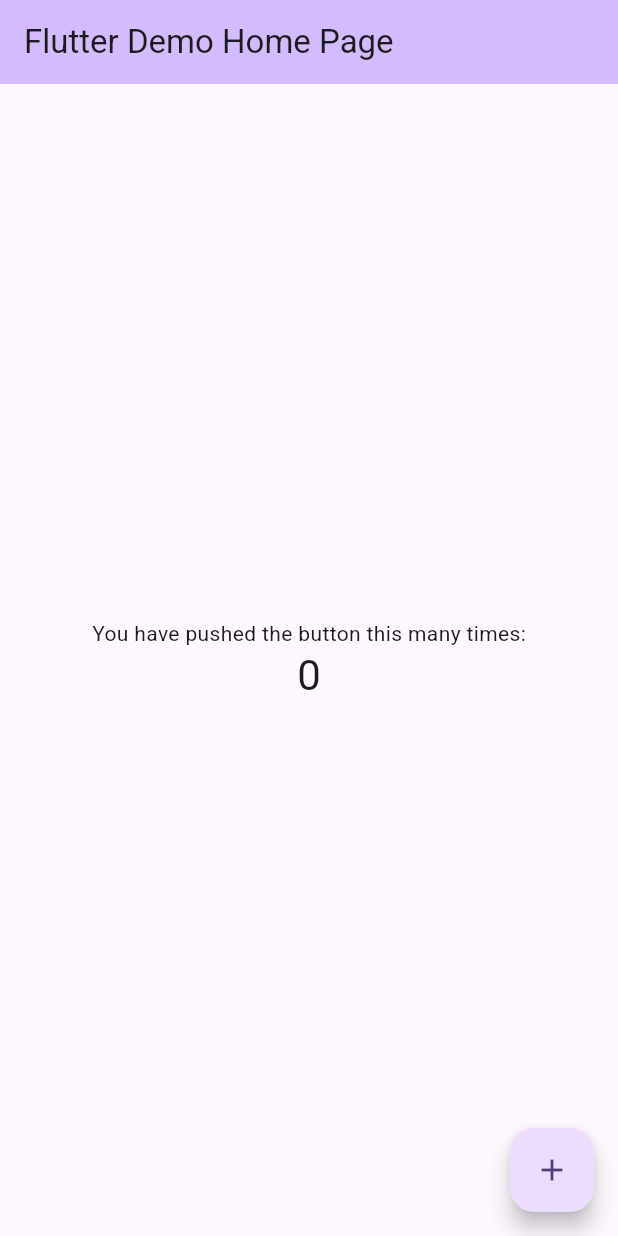
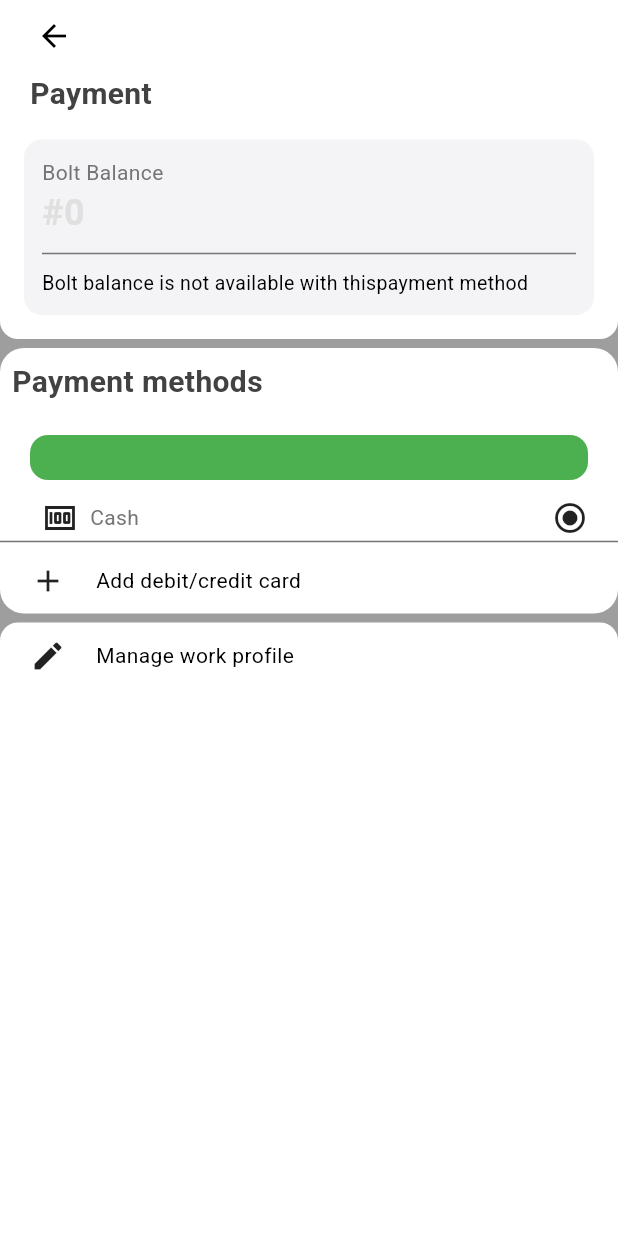
Before and after one commit to Eznira/bolt_ui, a Flutter app: the screen it shows after launch, on a phone screen of 412 x 824 dp. Run offline on Flutter 3.47's test engine with Material 3 defaults, Android fonts, the phone set to English and light mode, and no system bars.

Commit message:
added: my trip and payment screens

```diff
--- /dev/null
+++ b/devtools_options.yaml
@@ -0,0 +1,3 @@
+description: This file stores settings for Dart & Flutter DevTools.
+documentation: https://docs.flutter.dev/tools/devtools/extensions#configure-extension-enablement-states
+extensions:
--- a/lib/constants/app_color.dart
+++ b/lib/constants/app_color.dart
@@ -6,3 +6,49 @@
   static const Color grey = Color(0xFFF4F4F6); //athens grey
   static const Color white = Colors.white;
 }
+
+class AppTextStyle {
+  static final title1 = TextStyle(
+    color: Colors.grey.shade800,
+    fontWeight: FontWeight.w700,
+    fontSize: 20,
+  );
+
+  static final title2 = TextStyle(
+    color: Colors.grey.shade700,
+    fontWeight: FontWeight.bold,
+    fontSize: 16,
+  );
+
+  static final title3 = TextStyle(
+    color: Colors.grey.shade800,
+    fontWeight: FontWeight.bold,
+    fontSize: 14,
+  );
+  static final title4 = TextStyle(
+    color: Colors.grey.shade300,
+    fontWeight: FontWeight.bold,
+    fontSize: 24,
+  );
+
+  static final body1 = TextStyle(
+    color: Colors.grey.shade800,
+    fontWeight: FontWeight.w500,
+    fontSize: 14,
+  );
+  static final body2 = TextStyle(
+    color: Colors.grey.shade600,
+    fontWeight: FontWeight.w500,
+    fontSize: 12,
+  );
+  static final body3 = TextStyle(
+    color: Colors.grey.shade600,
+    fontWeight: FontWeight.w400,
+    fontSize: 14,
+  );
+  static final body4 = TextStyle(
+    color: Colors.black,
+    fontWeight: FontWeight.normal,
+    fontSize: 13,
+  );
+}
--- a/lib/main.dart
+++ b/lib/main.dart
@@ -1,7 +1,23 @@
+import 'package:bolt_ui/screens/payment.dart';
 import 'package:flutter/material.dart';
+import 'package:provider/provider.dart';
 
-void main() {
-  runApp(const MyApp());
+import 'themes/theme_provider.dart';
+import 'themes/themes.dart';
+
+void main() async {
+  WidgetsFlutterBinding.ensureInitialized();
+
+  runApp(
+    MultiProvider(
+      providers: [
+        ChangeNotifierProvider(
+          create: (BuildContext context) => ThemeProvider(),
+        ),
+      ],
+      child: const MyApp(),
+    ),
+  );
 }
 
 class MyApp extends StatelessWidget {
@@ -12,114 +28,10 @@
   Widget build(BuildContext context) {
     return MaterialApp(
       title: 'Flutter Demo',
-      theme: ThemeData(
-        // This is the theme of your application.
-        //
-        // TRY THIS: Try running your application with "flutter run". You'll see
-        // the application has a purple toolbar. Then, without quitting the app,
-        // try changing the seedColor in the colorScheme below to Colors.green
-        // and then invoke "hot reload" (save your changes or press the "hot
-        // reload" button in a Flutter-supported IDE, or press "r" if you used
-        // the command line to start the app).
-        //
-        // Notice that the counter didn't reset back to zero; the application
-        // state is not lost during the reload. To reset the state, use hot
-        // restart instead.
-        //
-        // This works for code too, not just values: Most code changes can be
-        // tested with just a hot reload.
-        colorScheme: ColorScheme.fromSeed(seedColor: Colors.deepPurple),
-        useMaterial3: true,
-      ),
-      home: const MyHomePage(title: 'Flutter Demo Home Page'),
+      darkTheme: darkMode,
+      debugShowCheckedModeBanner: false,
+      theme: Provider.of<ThemeProvider>(context).currentTheme,
+      home: const Payment(),
     );
   }
 }
-
-class MyHomePage extends StatefulWidget {
-  const MyHomePage({super.key, required this.title});
-
-  // This widget is the home page of your application. It is stateful, meaning
-  // that it has a State object (defined below) that contains fields that affect
-  // how it looks.
-
-  // This class is the configuration for the state. It holds the values (in this
-  // case the title) provided by the parent (in this case the App widget) and
-  // used by the build method of the State. Fields in a Widget subclass are
-  // always marked "final".
-
-  final String title;
-
-  @override
-  State<MyHomePage> createState() => _MyHomePageState();
-}
-
-class _MyHomePageState extends State<MyHomePage> {
-  int _counter = 0;
-
-  void _incrementCounter() {
-    setState(() {
-      // This call to setState tells the Flutter framework that something has
-      // changed in this State, which causes it to rerun the build method below
-      // so that the display can reflect the updated values. If we changed
-      // _counter without calling setState(), then the build method would not be
-      // called again, and so nothing would appear to happen.
-      _counter++;
-    });
-  }
-
-  @override
-  Widget build(BuildContext context) {
-    // This method is rerun every time setState is called, for instance as done
-    // by the _incrementCounter method above.
-    //
-    // The Flutter framework has been optimized to make rerunning build methods
-    // fast, so that you can just rebuild anything that needs updating rather
-    // than having to individually change instances of widgets.
-    return Scaffold(
-      appBar: AppBar(
-        // TRY THIS: Try changing the color here to a specific color (to
-        // Colors.amber, perhaps?) and trigger a hot reload to see the AppBar
-        // change color while the other colors stay the same.
-        backgroundColor: Theme.of(context).colorScheme.inversePrimary,
-        // Here we take the value from the MyHomePage object that was created by
-        // the App.build method, and use it to set our appbar title.
-        title: Text(widget.title),
-      ),
-      body: Center(
-        // Center is a layout widget. It takes a single child and positions it
-        // in the middle of the parent.
-        child: Column(
-          // Column is also a layout widget. It takes a list of children and
-          // arranges them vertically. By default, it sizes itself to fit its
-          // children horizontally, and tries to be as tall as its parent.
-          //
-          // Column has various properties to control how it sizes itself and
-          // how it positions its children. Here we use mainAxisAlignment to
-          // center the children vertically; the main axis here is the vertical
-          // axis because Columns are vertical (the cross axis would be
-          // horizontal).
-          //
-          // TRY THIS: Invoke "debug painting" (choose the "Toggle Debug Paint"
-          // action in the IDE, or press "p" in the console), to see the
-          // wireframe for each widget.
-          mainAxisAlignment: MainAxisAlignment.center,
-          children: <Widget>[
-            const Text(
-              'You have pushed the button this many times:',
-            ),
-            Text(
-              '$_counter',
-              style: Theme.of(context).textTheme.headlineMedium,
-            ),
-          ],
-        ),
-      ),
-      floatingActionButton: FloatingActionButton(
-        onPressed: _incrementCounter,
-        tooltip: 'Increment',
-        child: const Icon(Icons.add),
-      ), // This trailing comma makes auto-formatting nicer for build methods.
-    );
-  }
-}
--- /dev/null
+++ b/lib/screens/payment.dart
@@ -0,0 +1,183 @@
+import 'package:bolt_ui/widgets/my_toggle_switch.dart';
+import 'package:flutter/material.dart';
+
+import '../constants/app_color.dart';
+
+class Payment extends StatefulWidget {
+  const Payment({super.key});
+
+  @override
+  State<Payment> createState() => _PaymentState();
+}
+
+class _PaymentState extends State<Payment> {
+  @override
+  Widget build(BuildContext context) {
+    return Scaffold(
+      backgroundColor: Colors.grey,
+      body: Column(
+        crossAxisAlignment: CrossAxisAlignment.start,
+        children: [
+          Container(
+            decoration: const BoxDecoration(
+                color: Colors.white,
+                borderRadius: BorderRadius.only(
+                  bottomLeft: Radius.circular(12),
+                  bottomRight: Radius.circular(12),
+                )),
+            child: Column(
+              crossAxisAlignment: CrossAxisAlignment.start,
+              children: [
+                const Padding(
+                  padding: EdgeInsets.only(left: 12),
+                  child: BackButton(),
+                ),
+                Padding(
+                  padding: const EdgeInsets.only(left: 20),
+                  child: Text(
+                    "Payment",
+                    style: AppTextStyle.title1,
+                  ),
+                ),
+                Padding(
+                  padding: const EdgeInsets.all(16),
+                  child: Container(
+                    padding: const EdgeInsets.all(12),
+                    width: double.infinity,
+                    decoration: BoxDecoration(
+                        color: AppColors.grey,
+                        borderRadius: BorderRadius.circular(12)),
+                    child: Column(
+                      crossAxisAlignment: CrossAxisAlignment.start,
+                      children: [
+                        Text(
+                          "Bolt Balance",
+                          style: AppTextStyle.body3,
+                        ),
+                        Text(
+                          "#0",
+                          style: AppTextStyle.title4,
+                        ),
+                        SizedBox(
+                          height: 20,
+                          child: Divider(
+                            color: Colors.grey.shade600,
+                            height: 20,
+                          ),
+                        ),
+                        Text(
+                          "Bolt balance is not available with this"
+                          "payment method",
+                          style: AppTextStyle.body4,
+                        ),
+                      ],
+                    ),
+                  ),
+                ),
+              ],
+            ),
+          ),
+          const SizedBox(
+            height: 6,
+          ),
+          Container(
+            width: double.infinity,
+            decoration: BoxDecoration(
+                color: Colors.white, borderRadius: BorderRadius.circular(16)),
+            child: Column(
+              crossAxisAlignment: CrossAxisAlignment.start,
+              children: [
+                Padding(
+                  padding: const EdgeInsets.all(8.0),
+                  child: Text(
+                    "Payment methods",
+                    style: AppTextStyle.title1,
+                  ),
+                ),
+                Padding(
+                  padding: const EdgeInsets.symmetric(
+                    horizontal: 20,
+                    vertical: 13,
+                  ),
+                  child: MyToggleSwitch(),
+                ),
+                Padding(
+                  padding: const EdgeInsets.symmetric(horizontal: 20),
+                  child: Row(
+                    mainAxisAlignment: MainAxisAlignment.spaceBetween,
+                    children: [
+                      Row(
+                        children: [
+                          Padding(
+                            padding: const EdgeInsets.symmetric(horizontal: 8),
+                            child: Icon(Icons.money),
+                          ),
+                          Text(
+                            "Cash",
+                            style: AppTextStyle.body3,
+                          ),
+                        ],
+                      ),
+                      Row(
+                        children: [Icon(Icons.radio_button_checked_sharp)],
+                      ),
+                    ],
+                  ),
+                ),
+                SizedBox(
+                  child: Divider(
+                    color: Colors.grey.shade600,
+                    height: 8,
+                  ),
+                ),
+                const Row(
+                  children: [
+                    Padding(
+                      padding: const EdgeInsets.symmetric(
+                        horizontal: 20,
+                        vertical: 10,
+                      ),
+                      child: Icon(Icons.add),
+                    ),
+                    Text("Add debit/credit card"),
+                  ],
+                )
+              ],
+            ),
+          ),
+          const SizedBox(
+            height: 6,
+          ),
+          Expanded(
+            child: Container(
+              width: double.infinity,
+              decoration: BoxDecoration(
+                color: Colors.white,
+                borderRadius: BorderRadius.only(
+                  topLeft: Radius.circular(12),
+                  topRight: Radius.circular(12),
+                ),
+              ),
+              child: Column(
+                children: [
+                  Row(
+                    children: [
+                      Padding(
+                        padding: const EdgeInsets.symmetric(
+                          horizontal: 20,
+                          vertical: 10,
+                        ),
+                        child: Icon(Icons.edit),
+                      ),
+                      Text("Manage work profile"),
+                    ],
+                  ),
+                ],
+              ),
+            ),
+          ),
+        ],
+      ),
+    );
+  }
+}
--- a/lib/themes/themes.dart
+++ b/lib/themes/themes.dart
@@ -1,13 +1,15 @@
 import 'package:flutter/material.dart';
+
+import '/constants/app_color.dart';
 
 // light mode
 ThemeData lightMode = ThemeData(
   colorScheme: ColorScheme.light(
-    surface: Colors.grey.shade200,
-    primary: Colors.white,
-    secondary: Colors.grey.shade200,
-    inversePrimary: Colors.grey.shade900,
-    tertiary: Colors.white,
+    surface: AppColors.white,
+    primary: AppColors.grey,
+    secondary: AppColors.green,
+    inversePrimary: Colors.grey.shade700,
+    tertiary: AppColors.pink,
   ),
   useMaterial3: true,
 );
--- /dev/null
+++ b/lib/widgets/my_toggle_switch.dart
@@ -0,0 +1,27 @@
+import 'package:flutter/material.dart';
+
+class MyToggleSwitch extends StatefulWidget {
+  const MyToggleSwitch({super.key});
+
+  @override
+  State<MyToggleSwitch> createState() => _MyToggleSwitchState();
+}
+
+class _MyToggleSwitchState extends State<MyToggleSwitch> {
+  @override
+  Widget build(BuildContext context) {
+    return Container(
+      height: 30,
+      decoration: BoxDecoration(
+        color: Colors.green,
+        borderRadius: BorderRadius.circular(12),
+      ),
+      child: Column(
+        children: [
+          Container(),
+          Container(),
+        ],
+      ),
+    );
+  }
+}
--- a/pubspec.yaml
+++ b/pubspec.yaml
@@ -35,6 +35,7 @@
   # The following adds the Cupertino Icons font to your application.
   # Use with the CupertinoIcons class for iOS style icons.
   cupertino_icons: ^1.0.6
+  provider: ^6.1.2
 
 dev_dependencies:
   flutter_test:
```
Also changed, not shown: lib/screens/home_screen.dart (added, +21 -0 lines), lib/screens/my_trips.dart (added, +97 -0 lines), lib/widgets/app_drawer.dart (added, +116 -0 lines), lib/widgets/my_tile.dart (added, +70 -0 lines), pubspec.lock.
